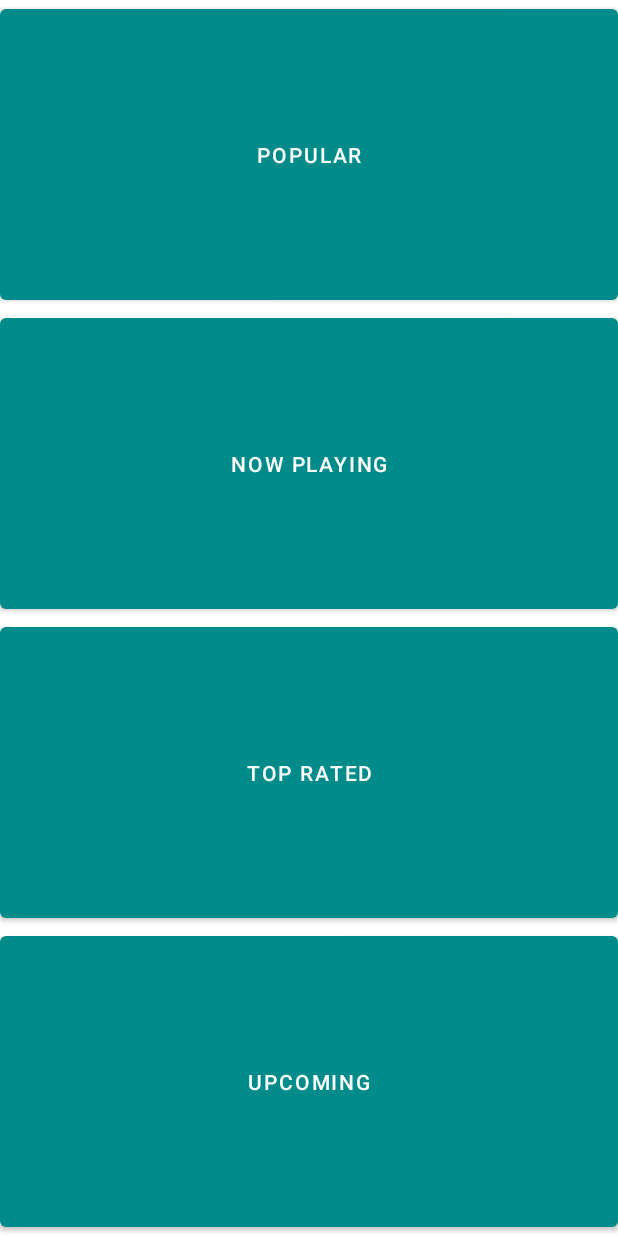
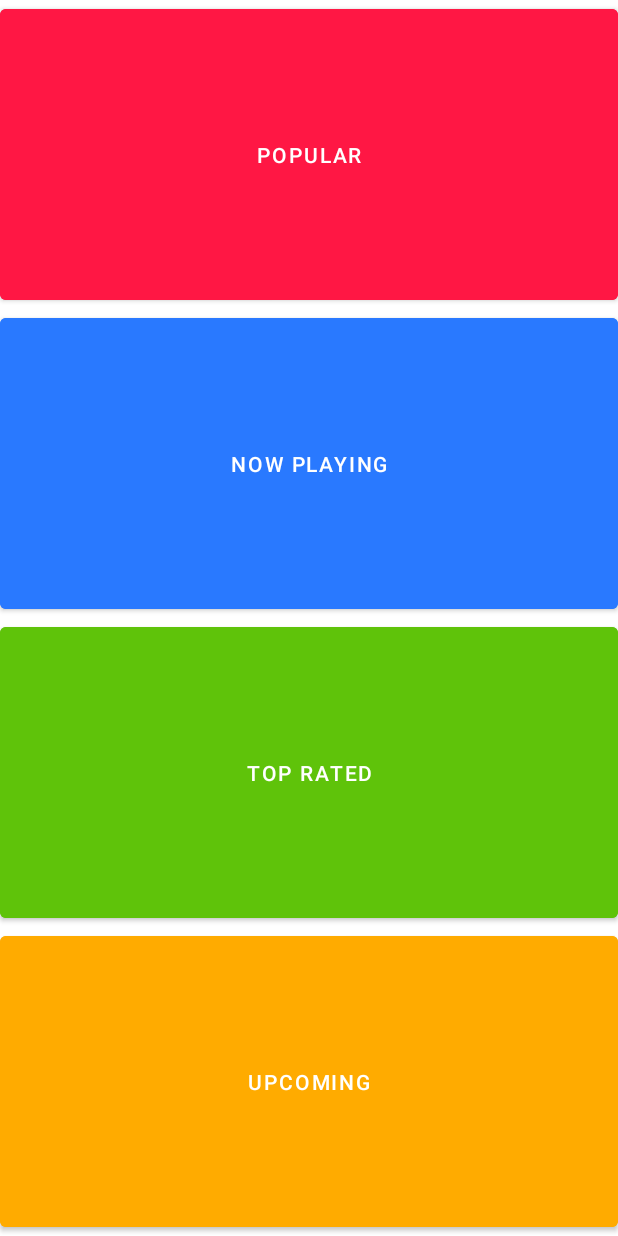
Before and after one commit to vansh-rgb/The-MovieDB, an Android app: the screen it shows after launch (WelcomeActivity), on a phone screen of 412 x 824 dp. Run offline under Robolectric (Android 15) with nearby library versions, the phone set to English and light mode, and no system bars.

Commit message:
Category Color Changed

```diff
--- a/app/src/main/res/layout/activity_welcome.xml
+++ b/app/src/main/res/layout/activity_welcome.xml
@@ -15,32 +15,36 @@
             android:id="@+id/button2"
             android:layout_width="match_parent"
             android:layout_height="0dp"
+            android:layout_weight="1"
+            android:backgroundTint="#FF1744"
             android:tag="popular"
-            android:text="@string/popular"
-            android:layout_weight="1"/>
+            android:text="@string/popular" />
 
         <Button
             android:id="@+id/button3"
             android:layout_width="match_parent"
             android:layout_height="0dp"
+            android:layout_weight="1"
+            android:backgroundTint="#2979FF"
             android:tag="now_playing"
-            android:text="@string/now_playing"
-            android:layout_weight="1"/>
+            android:text="@string/now_playing" />
 
         <Button
             android:id="@+id/button4"
             android:layout_width="match_parent"
             android:layout_height="0dp"
+            android:layout_weight="1"
+            android:backgroundTint="#5FC30A"
             android:tag="top_rated"
-            android:text="@string/top_rated"
-            android:layout_weight="1"/>
+            android:text="@string/top_rated" />
 
         <Button
             android:id="@+id/button5"
             android:layout_width="match_parent"
             android:layout_height="0dp"
+            android:layout_weight="1"
+            android:backgroundTint="#FFAB00"
             android:tag="upcoming"
-            android:text="@string/upcoming"
-            android:layout_weight="1" />
+            android:text="@string/upcoming" />
     </LinearLayout>
 </androidx.constraintlayout.widget.ConstraintLayout>
```
